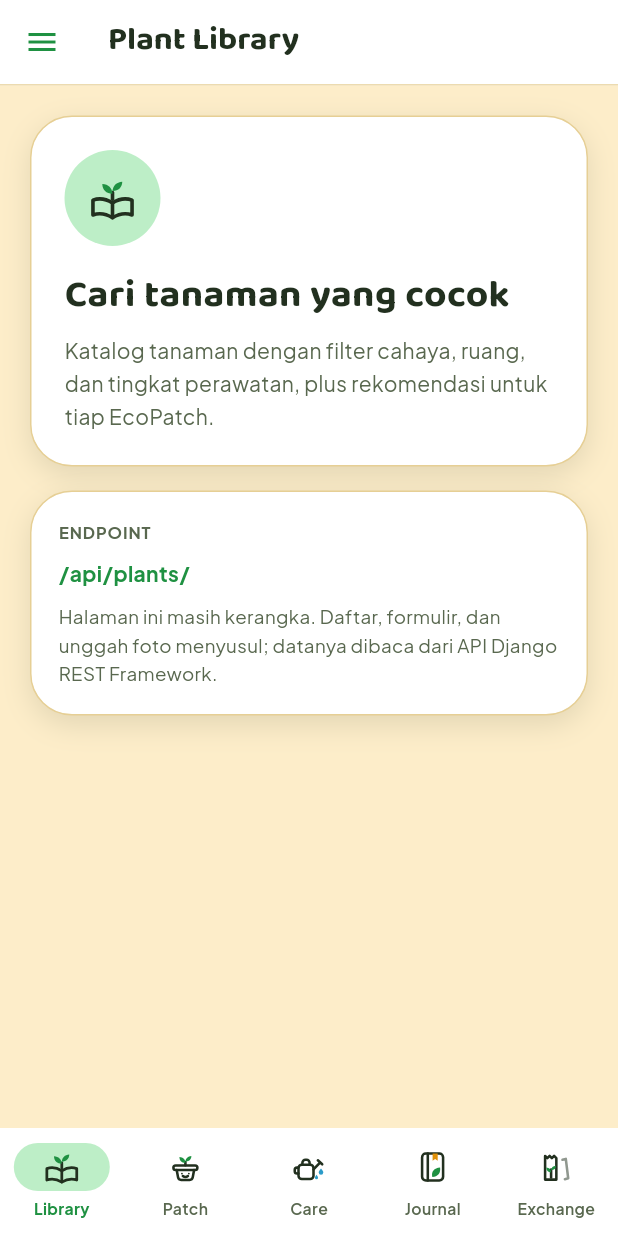
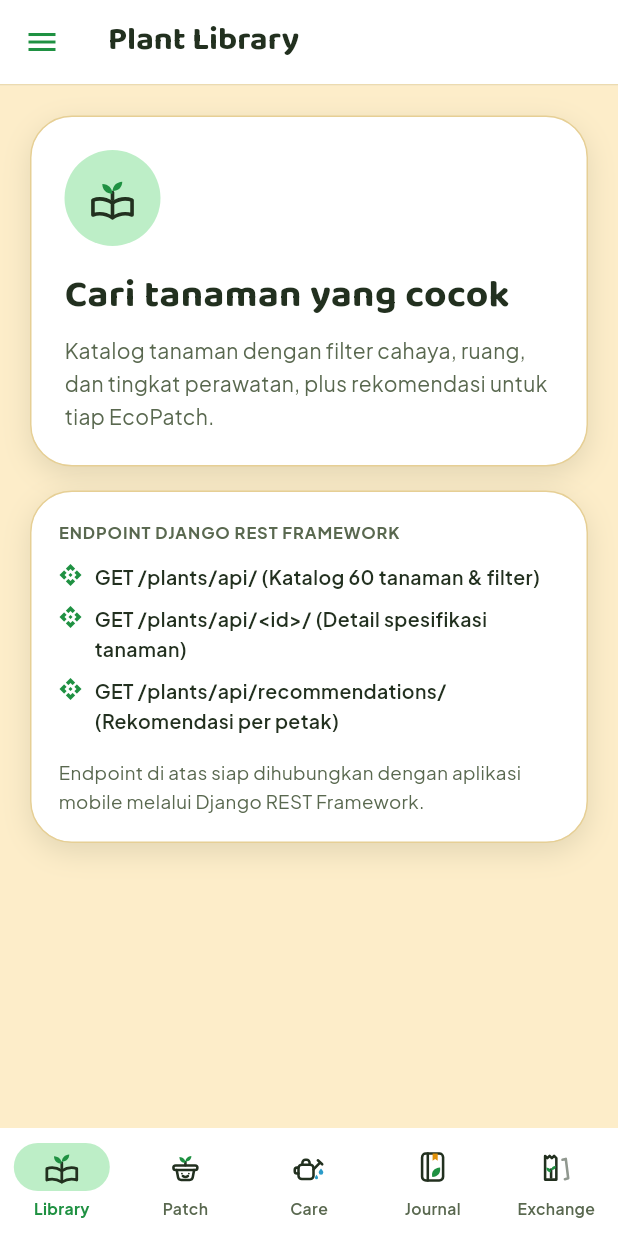
Before and after one commit to pbpa02-ecopatch/ecopatch-app, a Flutter app: the screen it shows after launch, on a phone screen of 412 x 824 dp. Run offline on Flutter 3.47's test engine with Material 3 defaults, Android fonts, the phone set to English and light mode, and no system bars; our stand-ins replace flutter_svg, google_fonts.

Commit message:
feat(ui): display DRF endpoint list on module screens and add JSON entry models

```diff
--- a/lib/theme/app_icons.dart
+++ b/lib/theme/app_icons.dart
@@ -12,7 +12,12 @@ enum EcoModule {
     heading: 'Cari tanaman yang cocok',
     description:
         'Katalog tanaman dengan filter cahaya, ruang, dan tingkat perawatan, plus rekomendasi untuk tiap EcoPatch.',
-    endpoint: '/api/plants/',
+    endpoint: '/plants/api/',
+    endpoints: [
+      'GET /plants/api/ (Katalog 60 tanaman & filter)',
+      'GET /plants/api/<id>/ (Detail spesifikasi tanaman)',
+      'GET /plants/api/recommendations/ (Rekomendasi per petak)',
+    ],
   ),
   myEcoPatch(
     label: 'My EcoPatch',
@@ -21,7 +26,12 @@ enum EcoModule {
     heading: 'Kelola kebun virtualmu',
     description:
         'Buat EcoPatch, tambahkan tanaman dari Plant Library, lalu pantau status tiap tanaman sampai panen.',
-    endpoint: '/api/ecopatches/',
+    endpoint: '/my-ecopatch/api/',
+    endpoints: [
+      'GET /my-ecopatch/api/ (Daftar kebun virtual user)',
+      'POST /my-ecopatch/api/ (Buat kebun baru)',
+      'GET/POST /my-ecopatch/api/<id>/plants/ (Kelola tanaman)',
+    ],
   ),
   smartCare(
     label: 'Smart Care',
@@ -30,7 +40,13 @@ enum EcoModule {
     heading: 'Rawat tanaman tepat waktu',
     description:
         'Daftar tugas perawatan harian, pengingat, dan prakiraan cuaca tujuh hari dari Open-Meteo.',
-    endpoint: '/api/care-tasks/',
+    endpoint: '/smart-care/api/care-tasks/',
+    endpoints: [
+      'GET /smart-care/api/care-tasks/ (Daftar tugas perawatan)',
+      'POST /smart-care/api/care-tasks/ (Buat tugas manual)',
+      'POST /smart-care/api/care-tasks/<id>/complete/ (Toggle selesai)',
+      'GET /smart-care/api/weather/ (Prakiraan cuaca Open-Meteo)',
+    ],
   ),
   gardenJournal(
     label: 'Garden Journal',
@@ -39,7 +55,13 @@ enum EcoModule {
     heading: 'Catat pertumbuhan tanaman',
     description:
         'Buku jurnal per tanaman: catatan harian, kondisi, tinggi tanaman, dan foto sebagai pembanding.',
-    endpoint: '/api/journals/',
+    endpoint: '/journal/api/',
+    endpoints: [
+      'GET /journal/api/ (Daftar catatan jurnal user)',
+      'POST /journal/api/ (Tambah catatan jurnal baru)',
+      'GET /journal/api/books/ (Daftar buku per tanaman)',
+      'GET/PATCH/DELETE /journal/api/<id>/ (Detail & aksi jurnal)',
+    ],
   ),
   seedExchange(
     label: 'Seed Exchange',
@@ -48,7 +70,12 @@ enum EcoModule {
     heading: 'Bagikan dan tukar bibit',
     description:
         'Listing benih dan bibit dari anggota lain, lengkap dengan alur booking sampai pertukaran selesai.',
-    endpoint: '/api/seeds/',
+    endpoint: '/seed-exchange/api/',
+    endpoints: [
+      'GET /seed-exchange/api/ (Jelajahi listing benih/bibit)',
+      'POST /seed-exchange/api/ (Buat tawaran barter/donasi)',
+      'POST /seed-exchange/api/<id>/book/ (Ajukan booking bibit)',
+    ],
   );
 
   const EcoModule({
@@ -58,6 +85,7 @@ enum EcoModule {
     required this.heading,
     required this.description,
     required this.endpoint,
+    required this.endpoints,
   });
 
   final String label;
@@ -71,6 +99,7 @@ enum EcoModule {
   final String heading;
   final String description;
   final String endpoint;
+  final List<String> endpoints;
 
   String get iconAsset => 'assets/icons/$icon.svg';
 
--- a/lib/widgets/module_page.dart
+++ b/lib/widgets/module_page.dart
@@ -53,26 +53,43 @@ class ModulePage extends StatelessWidget {
             crossAxisAlignment: CrossAxisAlignment.start,
             children: [
               Text(
-                'ENDPOINT',
+                'ENDPOINT DJANGO REST FRAMEWORK',
                 style: AppTheme.body(
                   fontSize: 11,
                   fontWeight: FontWeight.w700,
                   color: AppColors.inkMuted,
                 ).copyWith(letterSpacing: 0.6),
               ),
-              const SizedBox(height: 8),
-              Text(
-                module.endpoint,
-                style: AppTheme.body(
-                  fontSize: 14,
-                  fontWeight: FontWeight.w700,
-                  color: AppColors.brand600,
+              const SizedBox(height: 12),
+              ...module.endpoints.map(
+                (ep) => Padding(
+                  padding: const EdgeInsets.only(bottom: 8.0),
+                  child: Row(
+                    crossAxisAlignment: CrossAxisAlignment.start,
+                    children: [
+                      const Icon(
+                        Icons.api,
+                        size: 16,
+                        color: AppColors.brand600,
+                      ),
+                      const SizedBox(width: 8),
+                      Expanded(
+                        child: Text(
+                          ep,
+                          style: AppTheme.body(
+                            fontSize: 13,
+                            fontWeight: FontWeight.w600,
+                            color: AppColors.ink,
+                          ),
+                        ),
+                      ),
+                    ],
+                  ),
                 ),
               ),
-              const SizedBox(height: 8),
+              const SizedBox(height: 6),
               Text(
-                'Halaman ini masih kerangka. Daftar, formulir, dan unggah foto menyusul; '
-                'datanya dibaca dari API Django REST Framework.',
+                'Endpoint di atas siap dihubungkan dengan aplikasi mobile melalui Django REST Framework.',
                 style: AppTheme.body(fontSize: 12.5, color: AppColors.inkMuted),
               ),
             ],
```
Also changed, not shown: lib/garden_journal/models/garden_journal_entry.dart (added, +96 -0 lines), lib/smart_care/models/care_task_entry.dart (added, +73 -0 lines), 1 other file.
